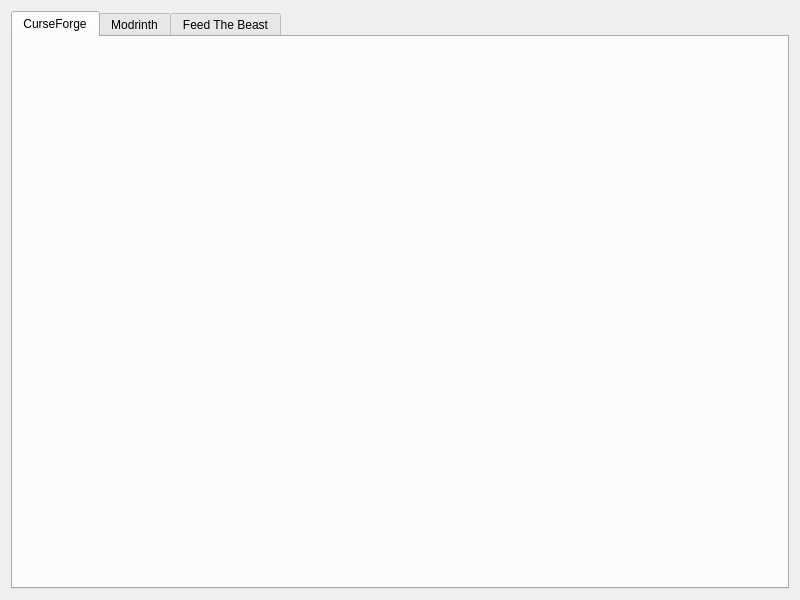
Above: src/GUI/form.ui from Advik-B/CMPDL before the change. Below: the same form after it.
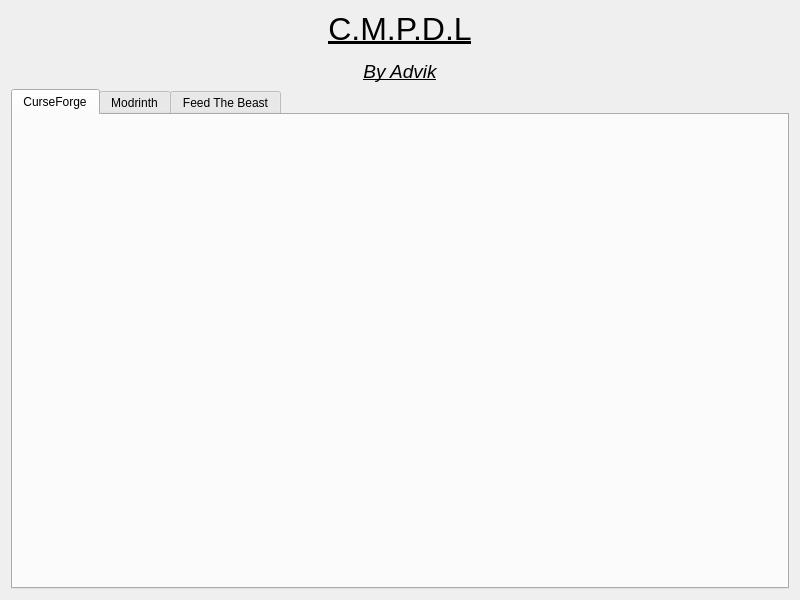
That is the form after the change. The open tabs and pages were chosen to show the change.

The edit to the form file:
```diff
--- a/src/GUI/form.ui
+++ b/src/GUI/form.ui
@@ -14,7 +14,7 @@
    <string>Widget</string>
   </property>
   <layout class="QGridLayout" name="gridLayout">
-   <item row="0" column="0">
+   <item row="1" column="0">
     <widget class="QTabWidget" name="tabWidget">
      <property name="currentIndex">
       <number>2</number>
@@ -36,6 +36,13 @@
      </widget>
     </widget>
    </item>
+   <item row="0" column="0">
+    <widget class="QLabel" name="label">
+     <property name="text">
+      <string>&lt;html&gt;&lt;head/&gt;&lt;body&gt;&lt;p align=&quot;center&quot;&gt;&lt;a href=&quot;https://github.com/Advik-B/CMPDL&quot;&gt;&lt;span style=&quot; font-size:24pt; color:#000000;&quot;&gt;C.M.P.D.L&lt;/span&gt;&lt;/a&gt;&lt;/p&gt;&lt;p align=&quot;center&quot;&gt;&lt;a href=&quot;https://github.com/Advik-B/CMPDL&quot;&gt;&lt;span style=&quot; font-size:14pt; font-style:italic; color:#000000;&quot;&gt;By Advik&lt;/span&gt;&lt;/a&gt;&lt;/p&gt;&lt;/body&gt;&lt;/html&gt;</string>
+     </property>
+    </widget>
+   </item>
   </layout>
  </widget>
  <resources/>
```
Left out of the diff: 2 changed lines with no effect on the pictures.
